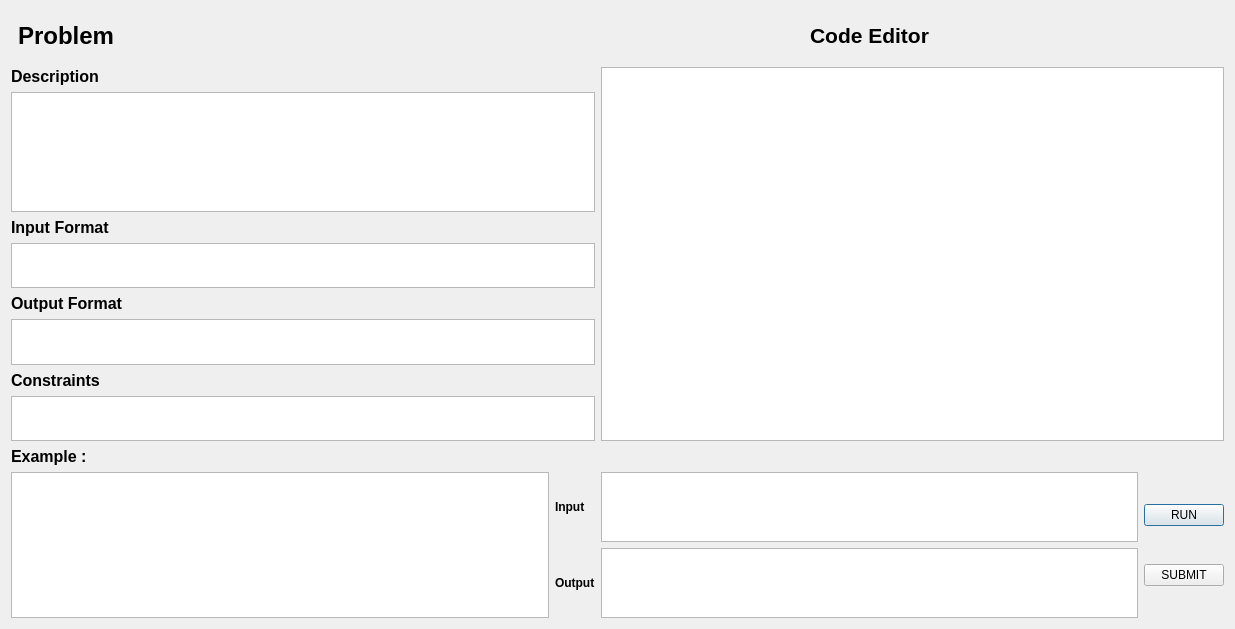
Qt form solveproblemwindow.ui (IbrahimAhmad20/Competria) before a commit.
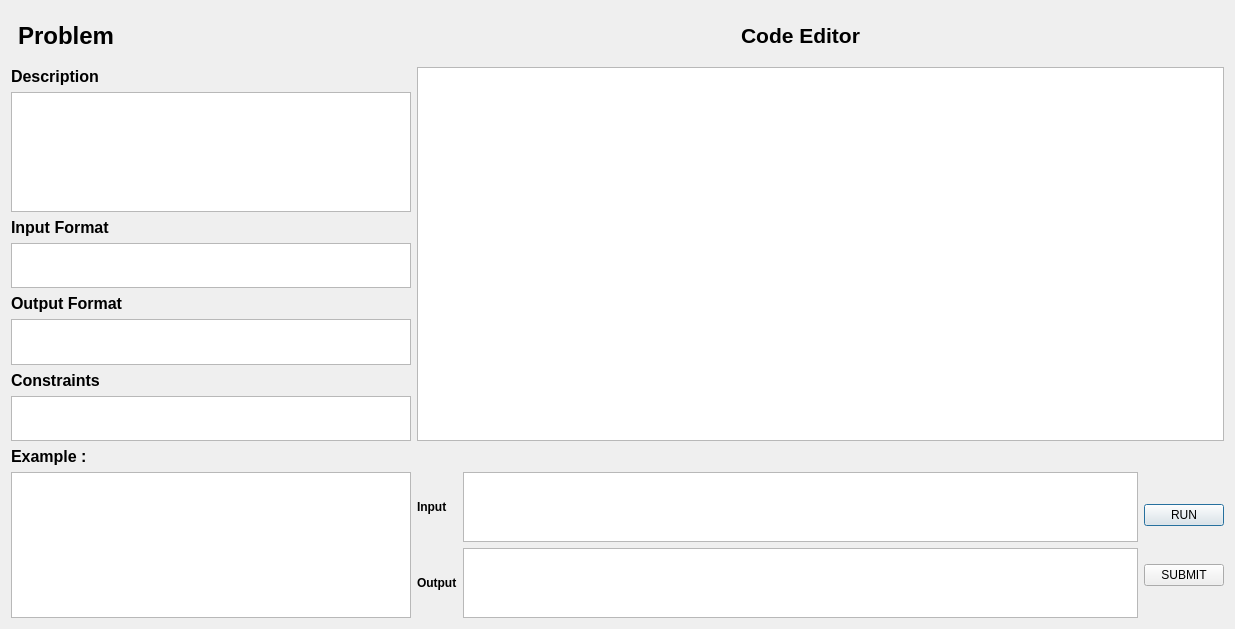
The same form after that commit.

Patch:
```diff
--- a/solveproblemwindow.ui
+++ b/solveproblemwindow.ui
@@ -37,6 +37,12 @@
   <layout class="QGridLayout" name="gridLayout">
    <item row="9" column="0">
     <widget class="QLabel" name="examplelabel">
+     <property name="maximumSize">
+      <size>
+       <width>400</width>
+       <height>16777215</height>
+      </size>
+     </property>
      <property name="text">
       <string>&lt;html&gt;&lt;head/&gt;&lt;body&gt;&lt;p&gt;&lt;span style=&quot; font-size:12pt; font-weight:700;&quot;&gt;Example :&lt;/span&gt;&lt;/p&gt;&lt;/body&gt;&lt;/html&gt;</string>
      </property>
@@ -90,6 +96,12 @@
    </item>
    <item row="1" column="0">
     <widget class="QLabel" name="Descriptionlabel">
+     <property name="maximumSize">
+      <size>
+       <width>400</width>
+       <height>16777215</height>
+      </size>
+     </property>
      <property name="text">
       <string>&lt;html&gt;&lt;head/&gt;&lt;body&gt;&lt;p&gt;&lt;span style=&quot; font-size:12pt; font-weight:700;&quot;&gt;Description&lt;/span&gt;&lt;/p&gt;&lt;/body&gt;&lt;/html&gt;</string>
      </property>
@@ -114,21 +126,15 @@
     </layout>
    </item>
    <item row="10" column="0" rowspan="2">
-    <widget class="QPlainTextEdit" name="exampleText"/>
-   </item>
-   <item row="8" column="0" colspan="2">
-    <widget class="QPlainTextEdit" name="constraintsText">
-     <property name="minimumSize">
+    <widget class="QPlainTextEdit" name="exampleText">
+     <property name="maximumSize">
       <size>
-       <width>0</width>
-       <height>45</height>
+       <width>400</width>
+       <height>16777215</height>
       </size>
      </property>
     </widget>
    </item>
-   <item row="1" column="2" rowspan="8" colspan="2">
-    <widget class="QPlainTextEdit" name="codeEditor"/>
-   </item>
    <item row="10" column="2" rowspan="2">
     <layout class="QVBoxLayout" name="verticalLayout_2">
      <item>
@@ -139,26 +145,6 @@
      </item>
     </layout>
    </item>
-   <item row="2" column="0" colspan="2">
-    <widget class="QPlainTextEdit" name="descriptionText">
-     <property name="minimumSize">
-      <size>
-       <width>0</width>
-       <height>120</height>
-      </size>
-     </property>
-    </widget>
-   </item>
-   <item row="6" column="0" colspan="2">
-    <widget class="QPlainTextEdit" name="outputFormatText">
-     <property name="minimumSize">
-      <size>
-       <width>0</width>
-       <height>45</height>
-      </size>
-     </property>
-    </widget>
-   </item>
    <item row="0" column="2">
     <widget class="QLabel" name="CodeEditorlabel">
      <property name="text">
@@ -173,15 +159,14 @@
      </property>
     </widget>
    </item>
-   <item row="5" column="0">
-    <widget class="QLabel" name="outputFromatlabel">
-     <property name="text">
-      <string>&lt;html&gt;&lt;head/&gt;&lt;body&gt;&lt;p&gt;&lt;span style=&quot; font-size:12pt; font-weight:700;&quot;&gt;Output Format&lt;/span&gt;&lt;/p&gt;&lt;/body&gt;&lt;/html&gt;</string>
-     </property>
-    </widget>
-   </item>
    <item row="3" column="0">
     <widget class="QLabel" name="inputFromatlabel">
+     <property name="maximumSize">
+      <size>
+       <width>400</width>
+       <height>16777215</height>
+      </size>
+     </property>
      <property name="text">
       <string>&lt;html&gt;&lt;head/&gt;&lt;body&gt;&lt;p&gt;&lt;span style=&quot; font-size:12pt; font-weight:700;&quot;&gt;Input Format&lt;/span&gt;&lt;/p&gt;&lt;/body&gt;&lt;/html&gt;</string>
      </property>
@@ -189,18 +174,101 @@
    </item>
    <item row="7" column="0">
     <widget class="QLabel" name="constraintslabel">
+     <property name="maximumSize">
+      <size>
+       <width>400</width>
+       <height>16777215</height>
+      </size>
+     </property>
      <property name="text">
       <string>&lt;html&gt;&lt;head/&gt;&lt;body&gt;&lt;p&gt;&lt;span style=&quot; font-size:12pt; font-weight:700;&quot;&gt;Constraints&lt;/span&gt;&lt;/p&gt;&lt;/body&gt;&lt;/html&gt;</string>
      </property>
     </widget>
    </item>
-   <item row="4" column="0" colspan="2">
+   <item row="1" column="1" rowspan="8" colspan="3">
+    <widget class="QPlainTextEdit" name="codeEditor">
+     <property name="minimumSize">
+      <size>
+       <width>600</width>
+       <height>0</height>
+      </size>
+     </property>
+    </widget>
+   </item>
+   <item row="2" column="0">
+    <widget class="QPlainTextEdit" name="descriptionText">
+     <property name="minimumSize">
+      <size>
+       <width>0</width>
+       <height>120</height>
+      </size>
+     </property>
+     <property name="maximumSize">
+      <size>
+       <width>400</width>
+       <height>16777215</height>
+      </size>
+     </property>
+    </widget>
+   </item>
+   <item row="4" column="0">
     <widget class="QPlainTextEdit" name="inputFormatText">
      <property name="minimumSize">
       <size>
        <width>0</width>
        <height>45</height>
       </size>
+     </property>
+     <property name="maximumSize">
+      <size>
+       <width>400</width>
+       <height>16777215</height>
+      </size>
+     </property>
+    </widget>
+   </item>
+   <item row="6" column="0">
+    <widget class="QPlainTextEdit" name="outputFormatText">
+     <property name="minimumSize">
+      <size>
+       <width>0</width>
+       <height>45</height>
+      </size>
+     </property>
+     <property name="maximumSize">
+      <size>
+       <width>400</width>
+       <height>16777215</height>
+      </size>
+     </property>
+    </widget>
+   </item>
+   <item row="8" column="0">
+    <widget class="QPlainTextEdit" name="constraintsText">
+     <property name="minimumSize">
+      <size>
+       <width>0</width>
+       <height>45</height>
+      </size>
+     </property>
+     <property name="maximumSize">
+      <size>
+       <width>400</width>
+       <height>16777215</height>
+      </size>
+     </property>
+    </widget>
+   </item>
+   <item row="5" column="0">
+    <widget class="QLabel" name="outputFromatlabel">
+     <property name="maximumSize">
+      <size>
+       <width>400</width>
+       <height>16777215</height>
+      </size>
+     </property>
+     <property name="text">
+      <string>&lt;html&gt;&lt;head/&gt;&lt;body&gt;&lt;p&gt;&lt;span style=&quot; font-size:12pt; font-weight:700;&quot;&gt;Output Format&lt;/span&gt;&lt;/p&gt;&lt;/body&gt;&lt;/html&gt;</string>
      </property>
     </widget>
    </item>
```
